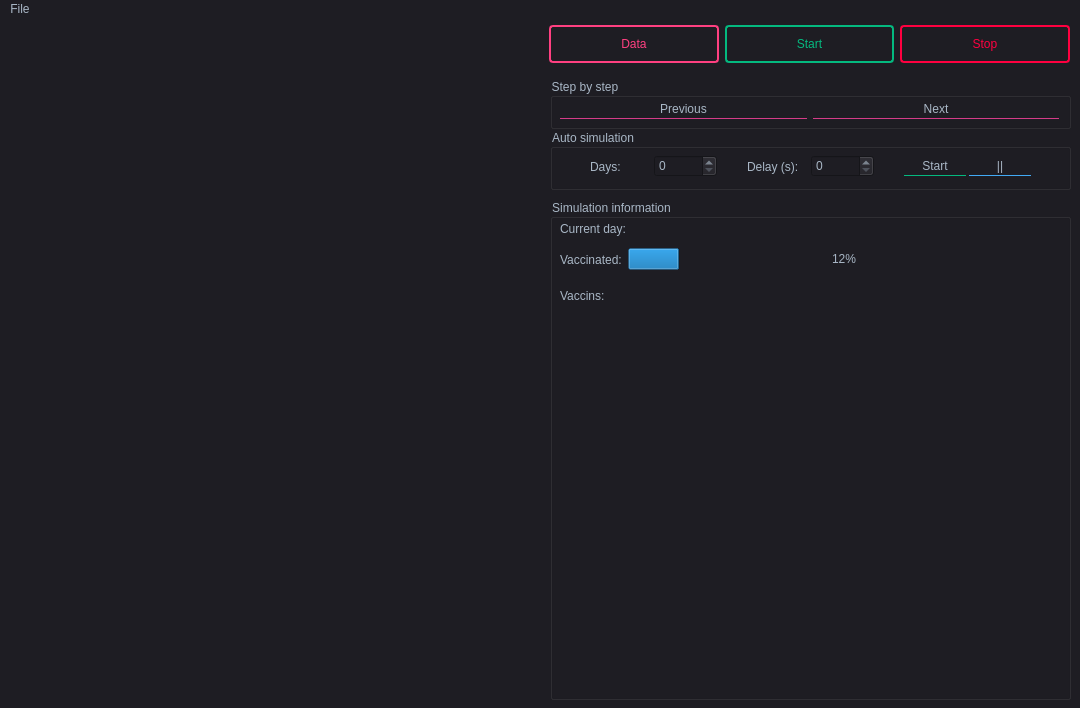
Before: the Qt Designer form src/mainwindow.ui in SteinVandenbroeke/PSE, drawn with Qt 5.
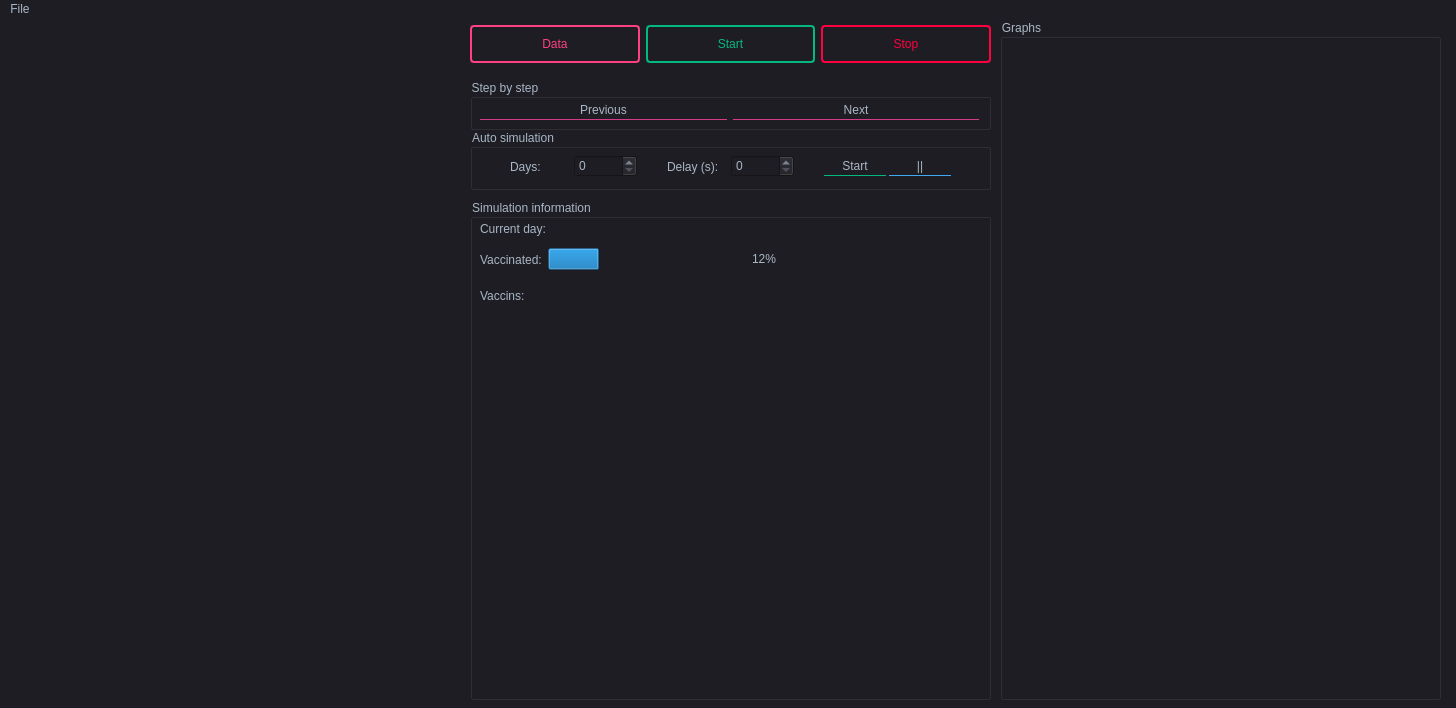
After: the same form once the commit is applied.

```diff
--- a/src/mainwindow.ui
+++ b/src/mainwindow.ui
@@ -6,7 +6,7 @@
    <rect>
     <x>0</x>
     <y>0</y>
-    <width>1080</width>
+    <width>1456</width>
     <height>708</height>
    </rect>
   </property>
@@ -25,7 +25,7 @@
      <rect>
       <x>0</x>
       <y>0</y>
-      <width>531</width>
+      <width>461</width>
       <height>671</height>
      </rect>
     </property>
@@ -51,7 +51,7 @@
    <widget class="QGroupBox" name="groupBox">
     <property name="geometry">
      <rect>
-      <x>550</x>
+      <x>470</x>
       <y>110</y>
       <width>521</width>
       <height>61</height>
@@ -232,8 +232,8 @@
    <widget class="QGroupBox" name="groupBox_2">
     <property name="geometry">
      <rect>
-      <x>550</x>
-      <y>59</y>
+      <x>470</x>
+      <y>60</y>
       <width>521</width>
       <height>51</height>
      </rect>
@@ -342,7 +342,7 @@
    <widget class="QGroupBox" name="groupBox_3">
     <property name="geometry">
      <rect>
-      <x>550</x>
+      <x>470</x>
       <y>180</y>
       <width>521</width>
       <height>501</height>
@@ -503,9 +503,9 @@
      <property name="geometry">
       <rect>
        <x>10</x>
-       <y>310</y>
+       <y>270</y>
        <width>501</width>
-       <height>181</height>
+       <height>221</height>
       </rect>
      </property>
      <property name="styleSheet">
@@ -519,22 +519,11 @@
 	color: #a9b7c6;</string>
      </property>
     </widget>
-    <widget class="QWidget" name="verticalLayoutWidget">
-     <property name="geometry">
-      <rect>
-       <x>10</x>
-       <y>220</y>
-       <width>501</width>
-       <height>271</height>
-      </rect>
-     </property>
-     <layout class="QVBoxLayout" name="chartPlace"/>
-    </widget>
    </widget>
    <widget class="QWidget" name="horizontalLayoutWidget_4">
     <property name="geometry">
      <rect>
-      <x>549</x>
+      <x>470</x>
       <y>0</y>
       <width>521</width>
       <height>51</height>
@@ -645,14 +634,58 @@
      </item>
     </layout>
    </widget>
+   <widget class="QGroupBox" name="Graphs">
+    <property name="geometry">
+     <rect>
+      <x>1000</x>
+      <y>0</y>
+      <width>441</width>
+      <height>681</height>
+     </rect>
+    </property>
+    <property name="styleSheet">
+     <string notr="true">color: #a9b7c6;</string>
+    </property>
+    <property name="title">
+     <string>Graphs</string>
+    </property>
+    <property name="flat">
+     <bool>false</bool>
+    </property>
+    <property name="checkable">
+     <bool>false</bool>
+    </property>
+    <widget class="QWidget" name="layoutWidget_2">
+     <property name="geometry">
+      <rect>
+       <x>20</x>
+       <y>20</y>
+       <width>411</width>
+       <height>271</height>
+      </rect>
+     </property>
+     <layout class="QHBoxLayout" name="graph1"/>
+    </widget>
+    <widget class="QWidget" name="layoutWidget_3">
+     <property name="geometry">
+      <rect>
+       <x>20</x>
+       <y>300</y>
+       <width>411</width>
+       <height>271</height>
+      </rect>
+     </property>
+     <layout class="QHBoxLayout" name="graph2"/>
+    </widget>
+   </widget>
   </widget>
   <widget class="QMenuBar" name="menubar">
    <property name="geometry">
     <rect>
      <x>0</x>
      <y>0</y>
-     <width>1080</width>
-     <height>21</height>
+     <width>1456</width>
+     <height>26</height>
     </rect>
    </property>
    <property name="styleSheet">
```
Left out of the diff: 2 changed lines with no effect on the pictures.
